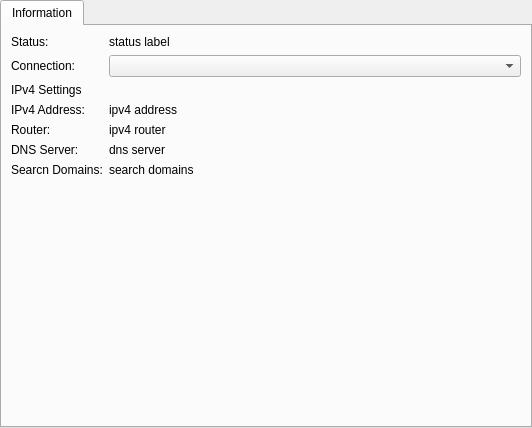
The window that kcm/Description.ui (KDE/plasma-nm) describes before a commit, drawn with Qt 5.
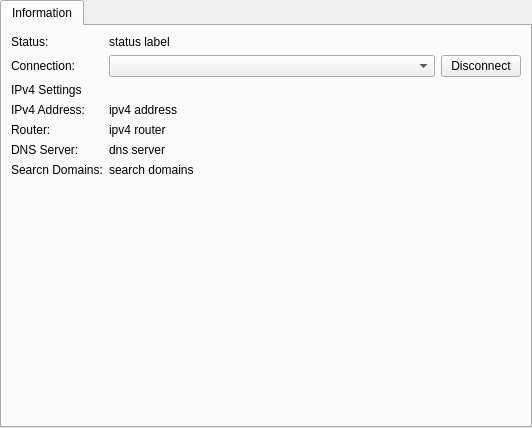
The same window after the commit. Custom widgets are drawn as their Qt base class.

Commit message: Add disconnect button

```diff
--- a/kcm/Description.ui
+++ b/kcm/Description.ui
@@ -54,8 +54,12 @@
          </property>
         </widget>
        </item>
-       <item row="1" column="1">
-        <widget class="QComboBox" name="connectionCB"/>
+       <item row="2" column="0" colspan="2">
+        <widget class="QLabel" name="label_4">
+         <property name="text">
+          <string>IPv4 Settings</string>
+         </property>
+        </widget>
        </item>
        <item row="3" column="0">
         <widget class="QLabel" name="label_3">
@@ -113,12 +117,25 @@
          </property>
         </widget>
        </item>
-       <item row="2" column="0" colspan="2">
-        <widget class="QLabel" name="label_4">
-         <property name="text">
-          <string>IPv4 Settings</string>
-         </property>
-        </widget>
+       <item row="1" column="1">
+        <layout class="QHBoxLayout" name="horizontalLayout">
+         <item>
+          <widget class="QComboBox" name="connectionCB"/>
+         </item>
+         <item>
+          <widget class="QPushButton" name="disconnectPB">
+           <property name="sizePolicy">
+            <sizepolicy hsizetype="Fixed" vsizetype="Fixed">
+             <horstretch>0</horstretch>
+             <verstretch>0</verstretch>
+            </sizepolicy>
+           </property>
+           <property name="text">
+            <string>Disconnect</string>
+           </property>
+          </widget>
+         </item>
+        </layout>
        </item>
       </layout>
      </widget>
```
The commit also changes 2 other files.
